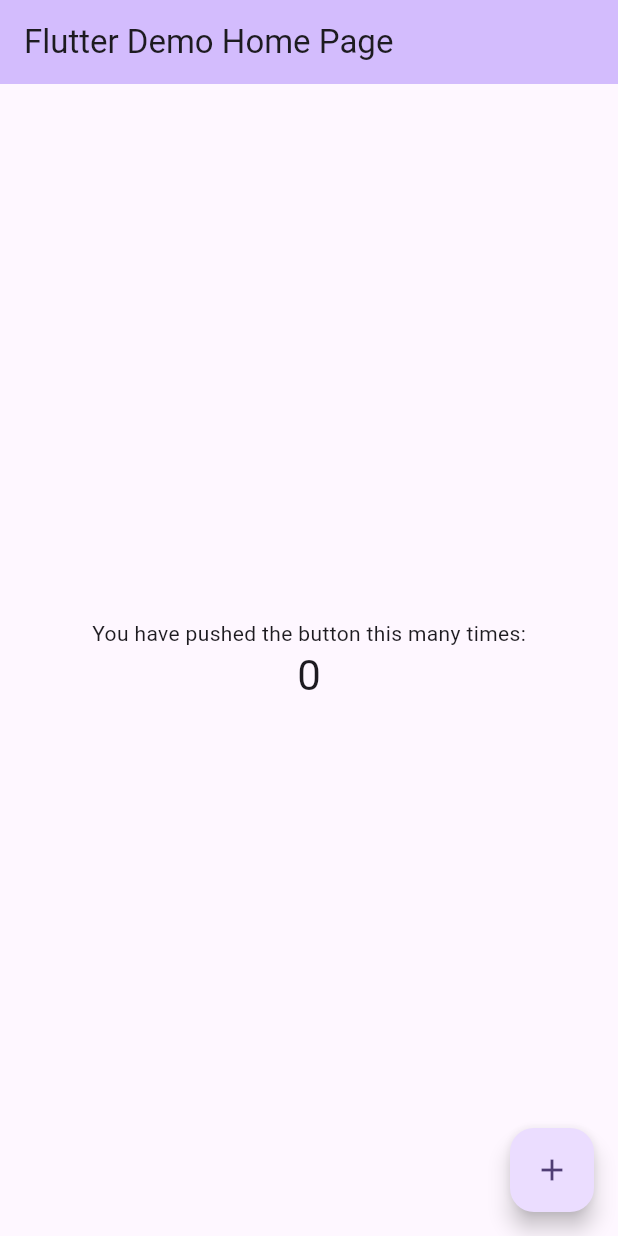
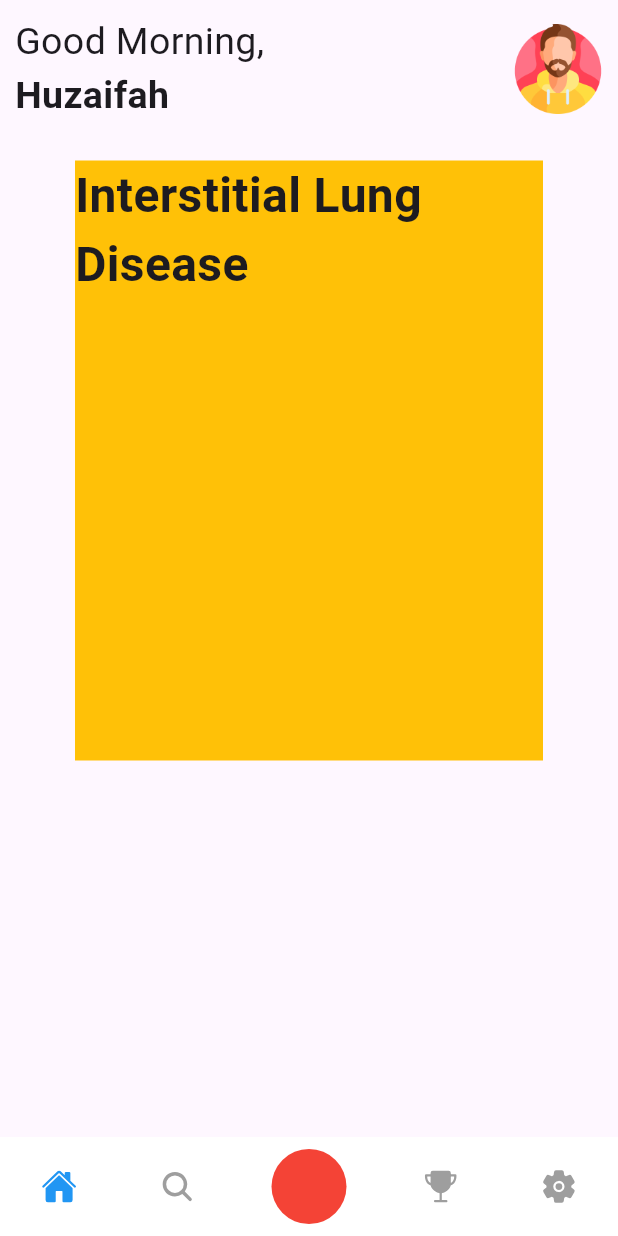
Before and after one commit to Huzy121/Dojo, a Flutter app: the screen it shows after launch, on a phone screen of 412 x 824 dp. Run offline on Flutter 3.47's test engine with Material 3 defaults, Android fonts, the phone set to English and light mode, and no system bars; our stand-ins replace audioplayers, icons_plus, permission_handler; missing offline and left inert: record.

Commit message:
audiorecorder start/stop functionality implemented

```diff
--- /dev/null
+++ b/lib/Screens/home_page.dart
@@ -0,0 +1,85 @@
+// ignore_for_file: prefer_const_literals_to_create_immutables, prefer_const_constructors, unnecessary_import, use_key_in_widget_constructors, library_private_types_in_public_api, sort_child_properties_last
+
+import 'package:dojo/Widgets/custom_navigation_bar.dart';
+import 'package:dojo/assets/constants.dart';
+import 'package:flutter/cupertino.dart';
+import 'package:flutter/material.dart';
+
+class HomePage extends StatefulWidget {
+  @override
+  _HomePageState createState() => _HomePageState();
+}
+
+class _HomePageState extends State<HomePage> {
+  @override
+  Widget build(BuildContext context) {
+    return Scaffold(
+      body: Column(
+        children: [
+          Expanded(
+            child: Center(
+              child: Container(
+                constraints: BoxConstraints.expand(),
+                child: SafeArea(
+                  child: Column(
+                    children: [
+                      Padding(
+                        padding: const EdgeInsets.only(
+                            top: 10.0, left: 10.0, right: 10.0),
+                        child: Row(
+                          mainAxisAlignment: MainAxisAlignment.spaceBetween,
+                          children: [
+                            Column(
+                              crossAxisAlignment: CrossAxisAlignment.start,
+                              children: [
+                                Text(
+                                  'Good Morning,',
+                                  style: kWelcomeText,
+                                ),
+                                Text(
+                                  'Huzaifah',
+                                  style: kWelcomeName,
+                                ),
+                              ],
+                            ),
+                            Image.asset(
+                              'images/man.png',
+                              width: 60.0,
+                            ),
+                          ],
+                        ),
+                      ),
+                      Padding(
+                        padding: const EdgeInsets.only(
+                            left: 50, right: 50.0, top: 25.0),
+                        child: Row(
+                          mainAxisAlignment: MainAxisAlignment.center,
+                          children: [
+                            Expanded(
+                              child: GestureDetector(
+                                child: Container(
+                                  child: Text(
+                                    'Interstitial Lung Disease',
+                                    style: kRecordingTitle,
+                                  ),
+                                  color: Colors.amber,
+                                  height: 400.0,
+                                  width: 50.0,
+                                ),
+                              ),
+                            ),
+                          ],
+                        ),
+                      ),
+                    ],
+                  ),
+                ),
+              ),
+            ),
+          ),
+          CustomNavigationBar(), // Custom navigation bar at the bottom
+        ],
+      ),
+    );
+  }
+}
--- /dev/null
+++ b/lib/Widgets/custom_navigation_bar.dart
@@ -0,0 +1,153 @@
+// ignore_for_file: prefer_const_constructors, prefer_const_literals_to_create_immutables
+
+import 'dart:io';
+
+import 'package:flutter/cupertino.dart';
+import 'package:flutter/material.dart';
+import 'package:icons_plus/icons_plus.dart';
+import 'package:path_provider/path_provider.dart';
+import 'package:permission_handler/permission_handler.dart';
+import 'package:record/record.dart';
+import 'package:audioplayers/audioplayers.dart';
+import 'dart:io' as io;
+
+class CustomNavigationBar extends StatefulWidget {
+  @override
+  State<CustomNavigationBar> createState() => _CustomNavigationBarState();
+}
+
+class _CustomNavigationBarState extends State<CustomNavigationBar> {
+  int _selectedIndex = 0;
+  bool permissionResult = false;
+  late bool isRecording = false;
+  late Directory? appDocDirectory;
+  AudioRecorder audioRecorder = AudioRecorder();
+  @override
+  void initState() {
+    super.initState();
+    _requestMicrophonePermission();
+  }
+
+  Future<bool> checkMicPermission() async {
+    permissionResult = await AudioRecorder().hasPermission();
+    // permissions have been given + added into the .xml and .plist files
+    print('permission result is $permissionResult');
+    if (io.Platform.isIOS) {
+      appDocDirectory = await getApplicationDocumentsDirectory();
+      print(appDocDirectory.toString());
+    } else {
+      appDocDirectory = await getExternalStorageDirectory();
+    }
+    return permissionResult;
+  }
+
+  void startRecord() async {
+    await checkMicPermission();
+    if (permissionResult == true) {
+      print('Recording status: $permissionResult');
+      print('recording pressed.');
+      await audioRecorder.start(
+        const RecordConfig(),
+        path: '${appDocDirectory!.path}/newrecording.m4a',
+      );
+      isRecording = await audioRecorder.isRecording();
+    } else {
+      print('Permission Fail (result print below');
+      print('perm result: $permissionResult');
+    }
+  }
+
+  Future<void> _requestMicrophonePermission() async {
+    PermissionStatus status = await Permission.microphone.status;
+
+    if (!status.isGranted) {
+      status = await Permission.microphone.request();
+    }
+
+    if (status.isGranted) {
+      // Permission granted, proceed with your microphone-related functionality
+    } else if (status.isDenied) {
+      // Permission denied, show a message to the user
+    } else if (status.isPermanentlyDenied) {
+      // Permission permanently denied, take the user to settings
+      openAppSettings();
+    }
+  }
+
+  void _onItemTapped(int index) {
+    setState(() {
+      _selectedIndex = index;
+    });
+  }
+
+  void stopRecord() async {
+    await audioRecorder.stop();
+    isRecording = await audioRecorder.isRecording();
+    print('recording stopped');
+    print(isRecording);
+  }
+
+  @override
+  Widget build(BuildContext context) {
+    return Container(
+      decoration: BoxDecoration(
+        color: Colors.white, // Set the background color of the navigation bar
+        boxShadow: [
+          BoxShadow(
+            color: Colors.transparent, // Set a transparent shadow
+            spreadRadius: 0,
+            blurRadius: 0,
+            offset: Offset(0, 0), // Set the shadow offset
+          ),
+        ],
+      ),
+      child: Row(
+        mainAxisAlignment: MainAxisAlignment.spaceAround,
+        children: [
+          IconButton(
+            icon: Icon(IonIcons.home),
+            onPressed: () => _onItemTapped(0),
+            color: _selectedIndex == 0 ? Colors.blue : Colors.grey,
+          ),
+          IconButton(
+            icon: Icon(IonIcons.search),
+            onPressed: () => _onItemTapped(1),
+            color: _selectedIndex == 1 ? Colors.blue : Colors.grey,
+          ),
+          IconButton(
+            icon: Container(
+              height: 50.0,
+              width: 50.0,
+              decoration: BoxDecoration(
+                shape: BoxShape.circle,
+                color: Colors.red,
+              ),
+            ),
+            onPressed: () {
+              if (!isRecording) {
+                print('STARTING');
+                startRecord();
+              } else {
+                print('STOPPING');
+                stopRecord();
+              }
+
+              () => _onItemTapped(2);
+            },
+            color: _selectedIndex == 2 ? Colors.blue : Colors.red,
+          ),
+          IconButton(
+            icon: Icon(IonIcons.trophy),
+            onPressed: () => _onItemTapped(3),
+            color: _selectedIndex == 3 ? Colors.blue : Colors.grey,
+          ),
+          IconButton(
+            icon: Icon(IonIcons.settings),
+            onPressed: () => _onItemTapped(4),
+            color: _selectedIndex == 4 ? Colors.blue : Colors.grey,
+          ),
+        ],
+      ),
+    );
+  }
+}
--- /dev/null
+++ b/lib/assets/constants.dart
@@ -0,0 +1,14 @@
+// ignore_for_file: prefer_const_constructors
+
+import 'package:flutter/material.dart';
+
+final TextStyle kWelcomeText = TextStyle(
+  fontSize: 25,
+);
+final TextStyle kWelcomeName = kWelcomeText.copyWith(
+  fontWeight: FontWeight.w600,
+);
+final TextStyle kRecordingTitle = TextStyle(
+  fontSize: 32,
+  fontWeight: FontWeight.w600,
+);
--- a/lib/main.dart
+++ b/lib/main.dart
@@ -1,125 +1,20 @@
+import 'package:dojo/Screens/home_page.dart';
 import 'package:flutter/material.dart';
 
 void main() {
-  runApp(const MyApp());
+  runApp(MyApp());
 }
 
 class MyApp extends StatelessWidget {
-  const MyApp({super.key});
-
-  // This widget is the root of your application.
   @override
   Widget build(BuildContext context) {
     return MaterialApp(
-      title: 'Flutter Demo',
+      title: 'DOJO',
       theme: ThemeData(
-        // This is the theme of your application.
-        //
-        // TRY THIS: Try running your application with "flutter run". You'll see
-        // the application has a purple toolbar. Then, without quitting the app,
-        // try changing the seedColor in the colorScheme below to Colors.green
-        // and then invoke "hot reload" (save your changes or press the "hot
-        // reload" button in a Flutter-supported IDE, or press "r" if you used
-        // the command line to start the app).
-        //
-        // Notice that the counter didn't reset back to zero; the application
-        // state is not lost during the reload. To reset the state, use hot
-        // restart instead.
-        //
-        // This works for code too, not just values: Most code changes can be
-        // tested with just a hot reload.
         colorScheme: ColorScheme.fromSeed(seedColor: Colors.deepPurple),
         useMaterial3: true,
       ),
-      home: const MyHomePage(title: 'Flutter Demo Home Page'),
+      home: HomePage(),
     );
   }
 }
-
-class MyHomePage extends StatefulWidget {
-  const MyHomePage({super.key, required this.title});
-
-  // This widget is the home page of your application. It is stateful, meaning
-  // that it has a State object (defined below) that contains fields that affect
-  // how it looks.
-
-  // This class is the configuration for the state. It holds the values (in this
-  // case the title) provided by the parent (in this case the App widget) and
-  // used by the build method of the State. Fields in a Widget subclass are
-  // always marked "final".
-
-  final String title;
-
-  @override
-  State<MyHomePage> createState() => _MyHomePageState();
-}
-
-class _MyHomePageState extends State<MyHomePage> {
-  int _counter = 0;
-
-  void _incrementCounter() {
-    setState(() {
-      // This call to setState tells the Flutter framework that something has
-      // changed in this State, which causes it to rerun the build method below
-      // so that the display can reflect the updated values. If we changed
-      // _counter without calling setState(), then the build method would not be
-      // called again, and so nothing would appear to happen.
-      _counter++;
-    });
-  }
-
-  @override
-  Widget build(BuildContext context) {
-    // This method is rerun every time setState is called, for instance as done
-    // by the _incrementCounter method above.
-    //
-    // The Flutter framework has been optimized to make rerunning build methods
-    // fast, so that you can just rebuild anything that needs updating rather
-    // than having to individually change instances of widgets.
-    return Scaffold(
-      appBar: AppBar(
-        // TRY THIS: Try changing the color here to a specific color (to
-        // Colors.amber, perhaps?) and trigger a hot reload to see the AppBar
-        // change color while the other colors stay the same.
-        backgroundColor: Theme.of(context).colorScheme.inversePrimary,
-        // Here we take the value from the MyHomePage object that was created by
-        // the App.build method, and use it to set our appbar title.
-        title: Text(widget.title),
-      ),
-      body: Center(
-        // Center is a layout widget. It takes a single child and positions it
-        // in the middle of the parent.
-        child: Column(
-          // Column is also a layout widget. It takes a list of children and
-          // arranges them vertically. By default, it sizes itself to fit its
-          // children horizontally, and tries to be as tall as its parent.
-          //
-          // Column has various properties to control how it sizes itself and
-          // how it positions its children. Here we use mainAxisAlignment to
-          // center the children vertically; the main axis here is the vertical
-          // axis because Columns are vertical (the cross axis would be
-          // horizontal).
-          //
-          // TRY THIS: Invoke "debug painting" (choose the "Toggle Debug Paint"
-          // action in the IDE, or press "p" in the console), to see the
-          // wireframe for each widget.
-          mainAxisAlignment: MainAxisAlignment.center,
-          children: <Widget>[
-            const Text(
-              'You have pushed the button this many times:',
-            ),
-            Text(
-              '$_counter',
-              style: Theme.of(context).textTheme.headlineMedium,
-            ),
-          ],
-        ),
-      ),
-      floatingActionButton: FloatingActionButton(
-        onPressed: _incrementCounter,
-        tooltip: 'Increment',
-        child: const Icon(Icons.add),
-      ), // This trailing comma makes auto-formatting nicer for build methods.
-    );
-  }
-}
```
Also changed, not shown: pubspec.yaml (+13 -66 lines), images/icon.png (added), images/man.png (added), pubspec.lock, 8 other files.
